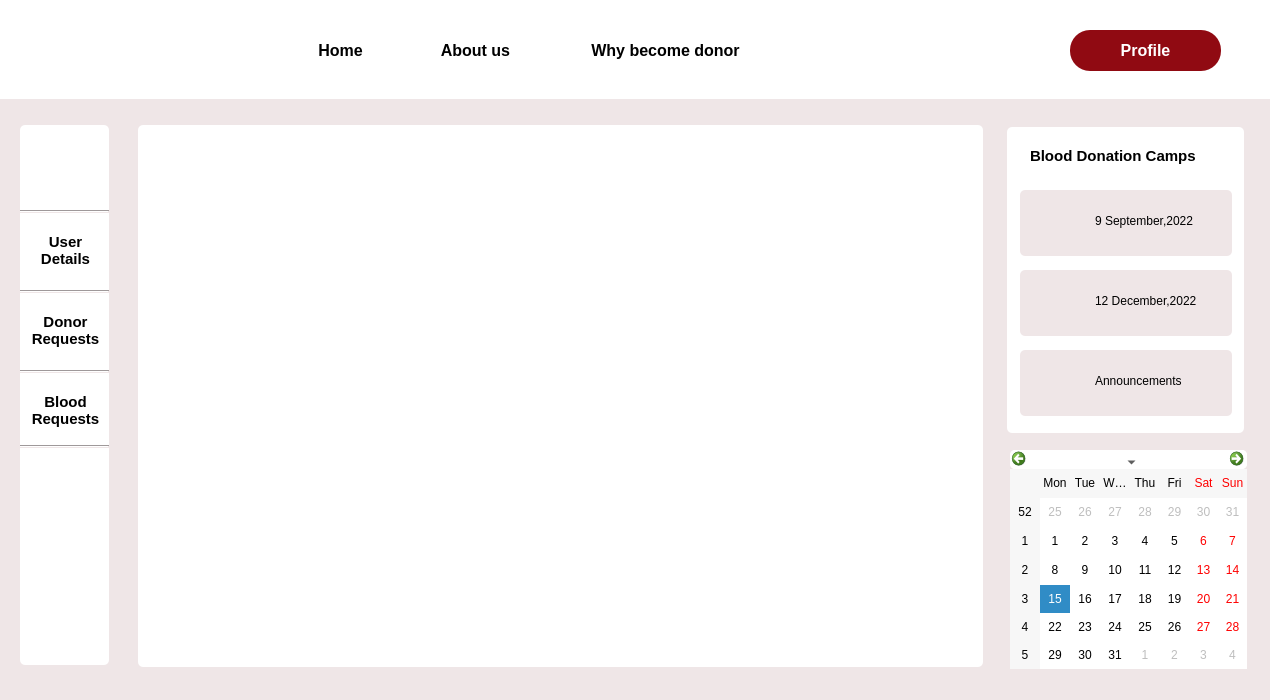
Rista10/Final, file emergencyrequest_admin.ui: the form before one commit.
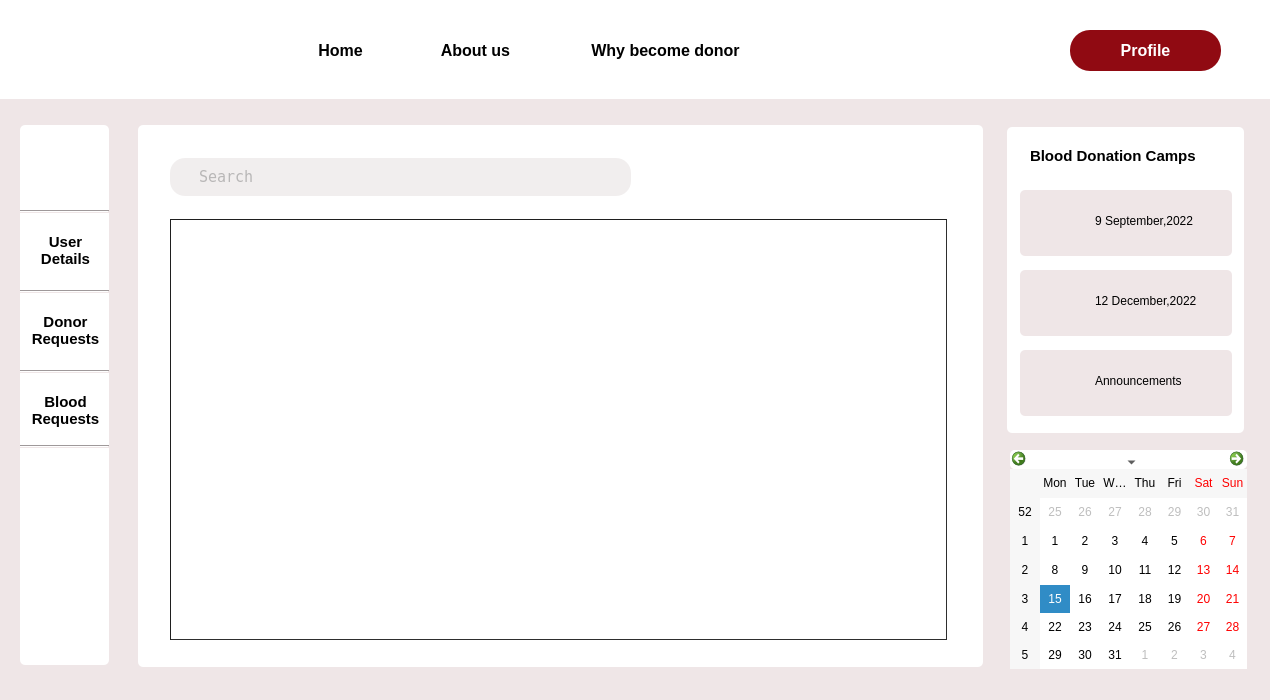
The form after the commit. Icons and pictures are not drawn.

The edit to the form file:
```diff
--- a/emergencyrequest_admin.ui
+++ b/emergencyrequest_admin.ui
@@ -622,6 +622,63 @@
     <string/>
    </property>
   </widget>
+  <widget class="QTableView" name="tableView">
+   <property name="geometry">
+    <rect>
+     <x>170</x>
+     <y>219</y>
+     <width>777</width>
+     <height>421</height>
+    </rect>
+   </property>
+   <property name="styleSheet">
+    <string notr="true">border-color: rgb(31, 31, 31);
+background-color: rgb(255, 255, 255);
+border-width : 1.2px;
+border-style:inset;
+</string>
+   </property>
+   <attribute name="verticalHeaderVisible">
+    <bool>false</bool>
+   </attribute>
+   <attribute name="verticalHeaderHighlightSections">
+    <bool>false</bool>
+   </attribute>
+   <attribute name="verticalHeaderShowSortIndicator" stdset="0">
+    <bool>false</bool>
+   </attribute>
+  </widget>
+  <widget class="QLineEdit" name="search">
+   <property name="geometry">
+    <rect>
+     <x>170</x>
+     <y>158</y>
+     <width>461</width>
+     <height>38</height>
+    </rect>
+   </property>
+   <property name="font">
+    <font>
+     <family>Andale Mono</family>
+     <pointsize>11</pointsize>
+    </font>
+   </property>
+   <property name="cursor">
+    <cursorShape>IBeamCursor</cursorShape>
+   </property>
+   <property name="styleSheet">
+    <string notr="true">background-color: #F1EEEE;;
+color:grey;
+border-radius:15px;
+font-family:Andale Mono;</string>
+   </property>
+   <property name="text">
+    <string/>
+   </property>
+   <property name="placeholderText">
+    <string>   Search</string>
+   </property>
+  </widget>
   <zorder>label_4</zorder>
   <zorder>label_24</zorder>
   <zorder>label_25</zorder>
@@ -650,6 +707,8 @@
   <zorder>label_31</zorder>
   <zorder>line</zorder>
   <zorder>why</zorder>
+  <zorder>tableView</zorder>
+  <zorder>search</zorder>
  </widget>
  <resources/>
  <connections/>
```
